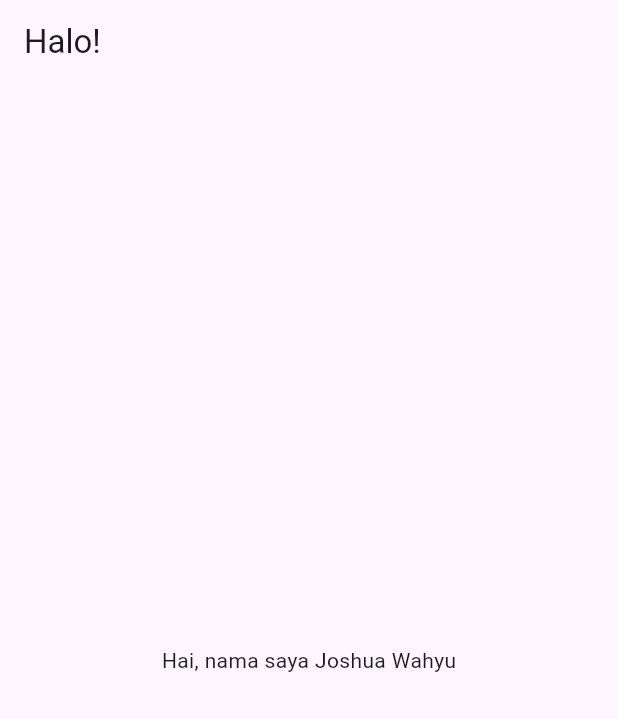
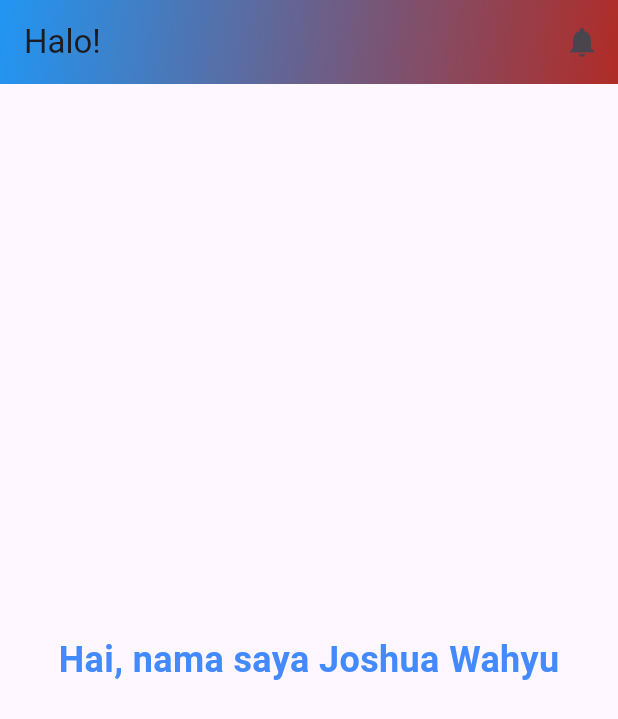
Before and after one commit to mycodingan/Belajar-flutter-, a Flutter app: the screen it shows after launch, on a phone screen of 412 x 824 dp. Shown: the top 719 px of the screen. Run offline on Flutter 3.47's test engine with Material 3 defaults, Android fonts, the phone set to English and light mode, and no system bars.

Commit message:
belajar flutter Develop#1

```diff
--- a/lib/main.dart
+++ b/lib/main.dart
@@ -1,6 +1,7 @@
 import 'package:flutter/material.dart';
 
 void main() => runApp(MyApp());
+// menjalankan metod run app
 
 class MyApp extends StatelessWidget {
   @override
@@ -17,9 +18,31 @@ class MyHomePage extends StatelessWidget {
     return Scaffold(
       appBar: AppBar(
         title: Text('Halo!'),
+        flexibleSpace: Container(
+          decoration: BoxDecoration(
+            gradient: LinearGradient(
+              colors: [Colors.blue, const Color.fromARGB(255, 176, 44, 39)],
+              begin: Alignment.topLeft,
+              end: Alignment.bottomRight,
+            ),
+          ),
+        ),
+        actions: [
+          IconButton(
+            icon: Icon(Icons.notifications),
+            onPressed: () {},
+          ),
+        ],
       ),
       body: Center(
-        child: Text('Hai, nama saya Joshua Wahyu'),
+        child: Text(
+          'Hai, nama saya Joshua Wahyu',
+          style: TextStyle(
+            fontSize: 24,
+            fontWeight: FontWeight.bold,
+            color: Colors.blueAccent,
+          ),
+        ),
       ),
     );
   }
```
